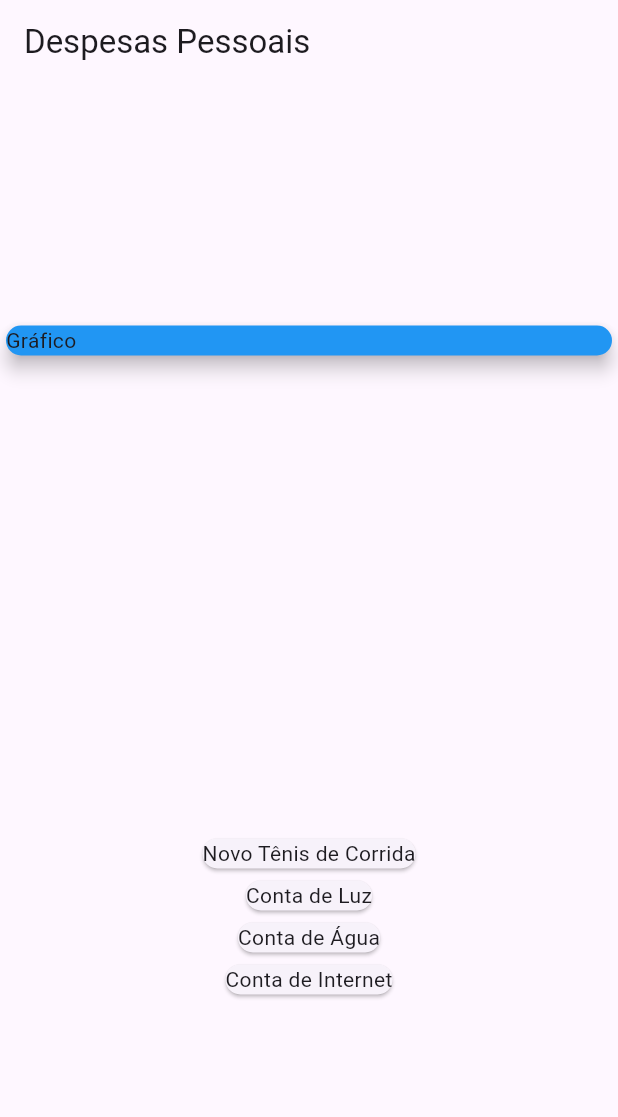
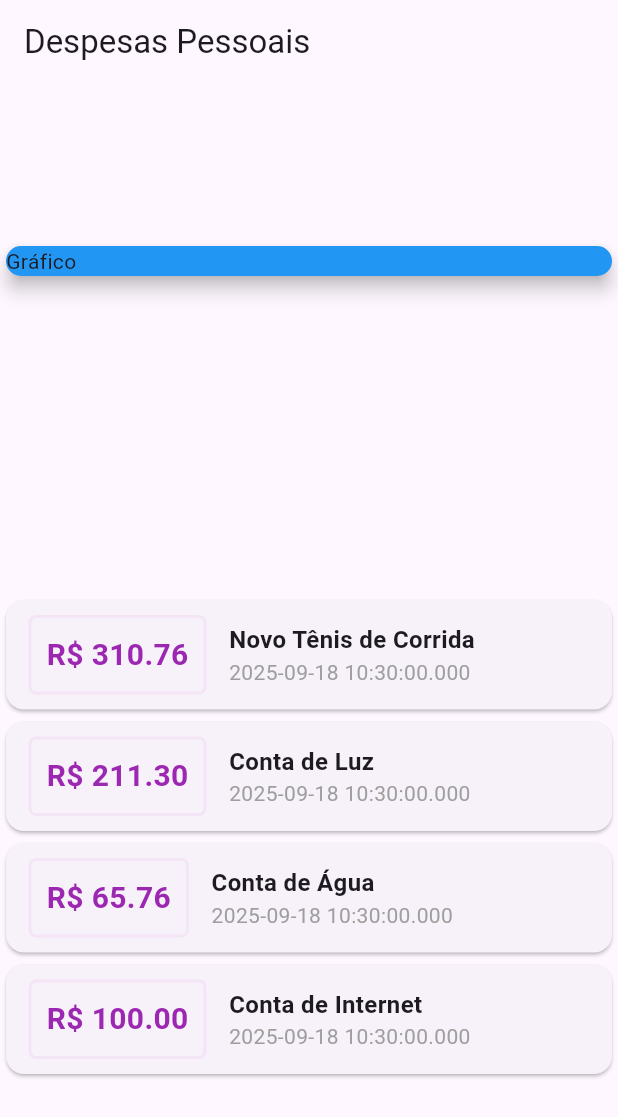
Before and after one commit to rafaelsevla/expenses, a Flutter app: the screen it shows after launch, on a phone screen of 412 x 824 dp. Shown: the top 1117 px of the screen. Run offline on Flutter 3.47's test engine with Material 3 defaults, Android fonts, the phone set to English and light mode, and no system bars.

Commit message:
improve styles

```diff
--- a/lib/main.dart
+++ b/lib/main.dart
@@ -42,7 +42,6 @@ class MyHomePage extends StatelessWidget {
 
   MyHomePage({super.key});
 
-
   @override
   Widget build(BuildContext context) {
     return Scaffold(
@@ -58,11 +57,51 @@ class MyHomePage extends StatelessWidget {
               child: Text('Gráfico'),
             ),
           ),
-          Column(children: _transactions.map((tr) {
-            return Card(
-              child: Text(tr.title)
-            );
-          }).toList()),
+          Column(
+            children: _transactions.map((tr) {
+              return Card(
+                child: Row(
+                  children: [
+                    Container(
+                      margin: EdgeInsets.symmetric(
+                        horizontal: 15,
+                        vertical: 10,
+                      ),
+                      decoration: BoxDecoration(
+                        border: Border.all(color: Colors.purple[50]!, width: 2),
+                        borderRadius: BorderRadius.circular(5),
+                      ),
+                      padding: EdgeInsets.all(10),
+                      child: Text(
+                        'R\$ ${tr.value.toStringAsFixed(2)}',
+                        style: TextStyle(
+                          fontWeight: FontWeight.bold,
+                          fontSize: 20,
+                          color: Colors.purple,
+                        ),
+                      ),
+                    ),
+                    Column(
+                      crossAxisAlignment: CrossAxisAlignment.start,
+                      children: [
+                        Text(
+                          tr.title,
+                          style: TextStyle(
+                            fontSize: 16,
+                            fontWeight: FontWeight.bold,
+                          ),
+                        ),
+                        Text(
+                          tr.date.toString(),
+                          style: TextStyle(color: Colors.grey),
+                        ),
+                      ],
+                    ),
+                  ],
+                ),
+              );
+            }).toList(),
+          ),
         ],
       ),
     );
```
